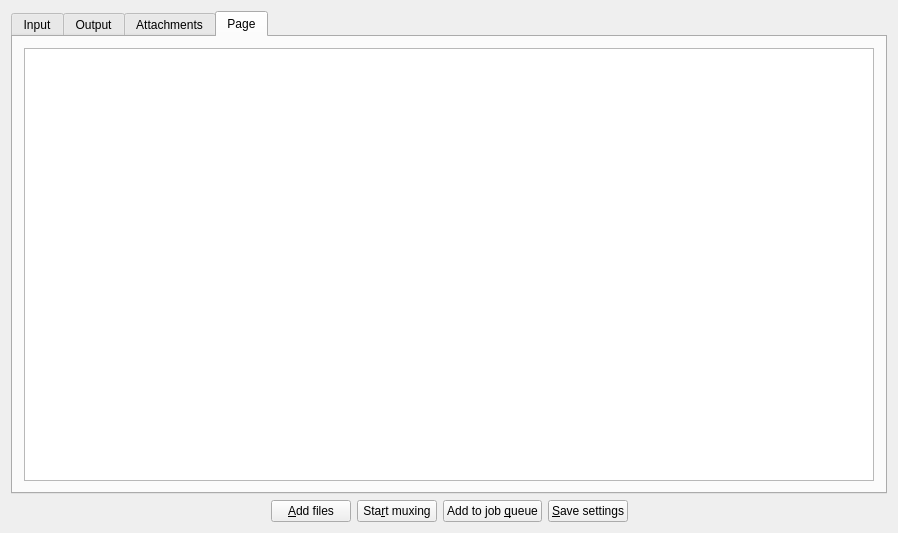
First picture: the form in src/mkvtoolnix-gui/forms/merge_widget.ui, repository nmaier/mkvtoolnix, before the edit.
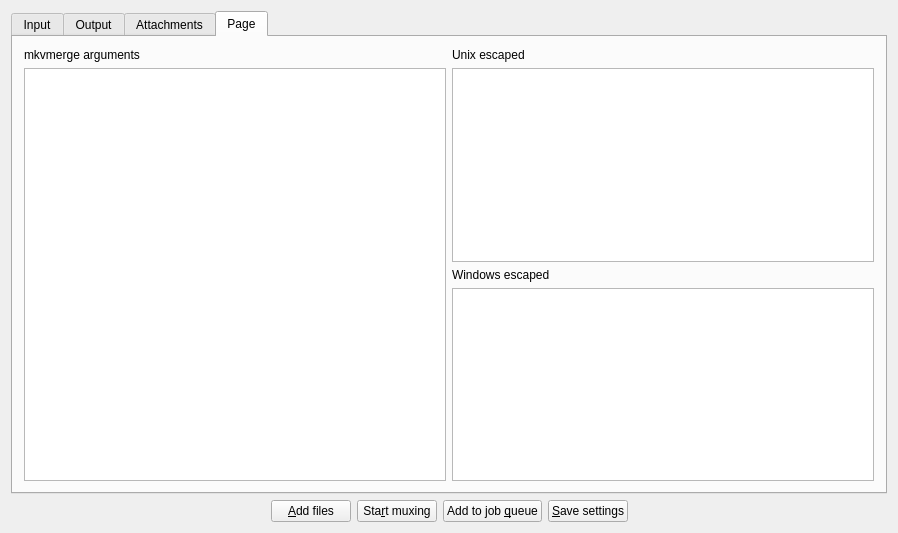
Second picture: the form after the edit. The open tabs and pages were chosen to show the change. Icons and pictures are not drawn.

Commit message: GUI: debug output shell escaped command lines

The edit to the form file:
```diff
--- a/src/mkvtoolnix-gui/forms/merge_widget.ui
+++ b/src/mkvtoolnix-gui/forms/merge_widget.ui
@@ -1272,7 +1272,42 @@
       </attribute>
       <layout class="QHBoxLayout" name="horizontalLayout_4">
        <item>
-        <widget class="QTextEdit" name="debugOutput"/>
+        <layout class="QVBoxLayout" name="verticalLayout_13">
+         <item>
+          <widget class="QLabel" name="label_3">
+           <property name="text">
+            <string>mkvmerge arguments</string>
+           </property>
+          </widget>
+         </item>
+         <item>
+          <widget class="QTextEdit" name="debugOutput"/>
+         </item>
+        </layout>
+       </item>
+       <item>
+        <layout class="QVBoxLayout" name="verticalLayout_12">
+         <item>
+          <widget class="QLabel" name="label">
+           <property name="text">
+            <string>Unix escaped</string>
+           </property>
+          </widget>
+         </item>
+         <item>
+          <widget class="QTextEdit" name="cmdUnix"/>
+         </item>
+         <item>
+          <widget class="QLabel" name="label_2">
+           <property name="text">
+            <string>Windows escaped</string>
+           </property>
+          </widget>
+         </item>
+         <item>
+          <widget class="QTextEdit" name="cmdWindows"/>
+         </item>
+        </layout>
        </item>
       </layout>
      </widget>
```
Left out of the diff: 3 changed lines with no effect on the pictures. The commit also changes 1 other file.
